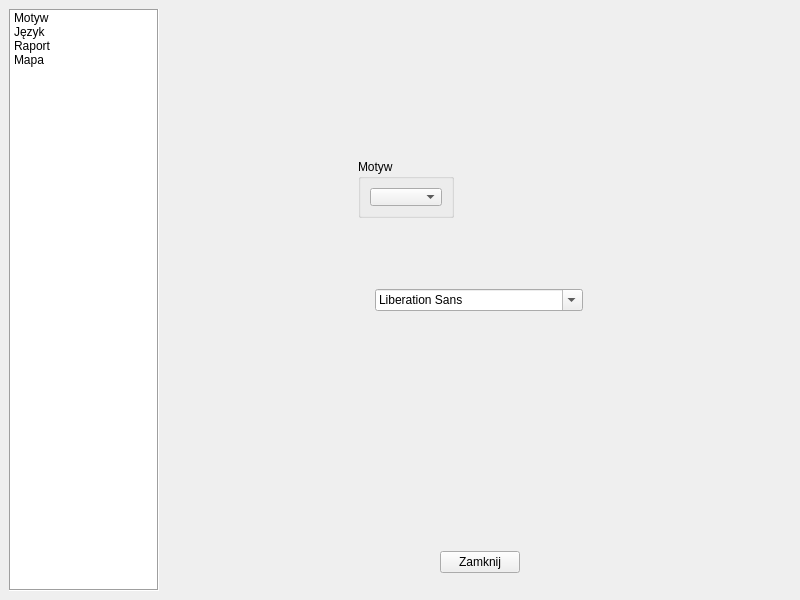
Qt form Ui/settings-window.ui (kuba172/Demog) before a commit.
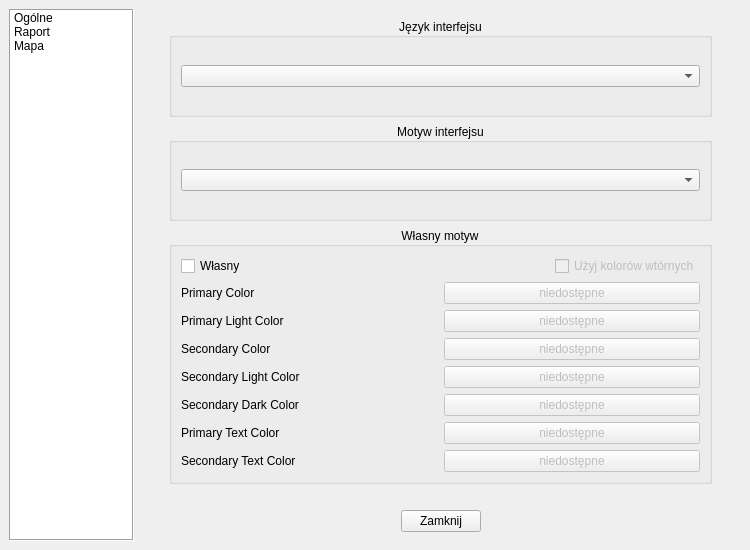
The same form after that commit.

Commit message: add settings window ui

Patch:
```diff
--- a/Ui/settings-window.ui
+++ b/Ui/settings-window.ui
@@ -9,14 +9,20 @@
    <rect>
     <x>0</x>
     <y>0</y>
-    <width>800</width>
-    <height>600</height>
+    <width>750</width>
+    <height>550</height>
    </rect>
   </property>
   <property name="minimumSize">
    <size>
-    <width>800</width>
-    <height>600</height>
+    <width>750</width>
+    <height>550</height>
+   </size>
+  </property>
+  <property name="maximumSize">
+   <size>
+    <width>750</width>
+    <height>550</height>
    </size>
   </property>
   <property name="windowTitle">
@@ -25,16 +31,10 @@
   <widget class="QWidget" name="centralwidget">
    <layout class="QHBoxLayout" name="horizontalLayout">
     <item>
-     <widget class="QListWidget" name="listWidget_Option_List">
-      <property name="minimumSize">
-       <size>
-        <width>0</width>
-        <height>0</height>
-       </size>
-      </property>
+     <widget class="QListWidget" name="listWidget_Category_List">
       <property name="maximumSize">
        <size>
-        <width>150</width>
+        <width>125</width>
         <height>16777215</height>
        </size>
       </property>
@@ -43,12 +43,7 @@
       </property>
       <item>
        <property name="text">
-        <string>Motyw</string>
-       </property>
-      </item>
-      <item>
-       <property name="text">
-        <string>Język</string>
+        <string>Ogólne</string>
        </property>
       </item>
       <item>
@@ -64,121 +59,338 @@
      </widget>
     </item>
     <item>
-     <widget class="QStackedWidget" name="stackedWidget_Option">
-      <property name="maximumSize">
-       <size>
-        <width>16777215</width>
-        <height>16777215</height>
-       </size>
-      </property>
+     <widget class="QStackedWidget" name="stackedWidget_Content">
       <property name="currentIndex">
        <number>0</number>
       </property>
-      <widget class="QWidget" name="Theme">
-       <widget class="QFontComboBox" name="fontComboBox">
-        <property name="geometry">
-         <rect>
-          <x>210</x>
-          <y>280</y>
-          <width>208</width>
-          <height>22</height>
-         </rect>
-        </property>
-       </widget>
-       <widget class="QWidget" name="">
-        <property name="geometry">
-         <rect>
-          <x>230</x>
-          <y>540</y>
-          <width>169</width>
-          <height>26</height>
-         </rect>
-        </property>
-        <layout class="QHBoxLayout" name="horizontalLayout_2">
-         <item>
-          <spacer name="horizontalSpacer">
-           <property name="orientation">
-            <enum>Qt::Horizontal</enum>
-           </property>
-           <property name="sizeHint" stdset="0">
-            <size>
-             <width>40</width>
-             <height>20</height>
-            </size>
-           </property>
-          </spacer>
-         </item>
-         <item>
-          <widget class="QPushButton" name="pushButton">
-           <property name="text">
-            <string>Zamknij</string>
-           </property>
-          </widget>
-         </item>
-         <item>
-          <spacer name="horizontalSpacer_2">
-           <property name="orientation">
-            <enum>Qt::Horizontal</enum>
-           </property>
-           <property name="sizeHint" stdset="0">
-            <size>
-             <width>40</width>
-             <height>20</height>
-            </size>
-           </property>
-          </spacer>
-         </item>
-        </layout>
-       </widget>
-       <widget class="QWidget" name="">
-        <property name="geometry">
-         <rect>
-          <x>150</x>
-          <y>150</y>
-          <width>182</width>
-          <height>59</height>
-         </rect>
-        </property>
-        <layout class="QHBoxLayout" name="horizontalLayout_3">
-         <item>
-          <spacer name="horizontalSpacer_3">
-           <property name="orientation">
-            <enum>Qt::Horizontal</enum>
-           </property>
-           <property name="sizeHint" stdset="0">
-            <size>
-             <width>40</width>
-             <height>20</height>
-            </size>
-           </property>
-          </spacer>
-         </item>
-         <item>
-          <widget class="QGroupBox" name="groupBox">
-           <property name="title">
-            <string>Motyw</string>
-           </property>
-           <layout class="QVBoxLayout" name="verticalLayout">
+      <widget class="QWidget" name="General">
+       <layout class="QVBoxLayout" name="verticalLayout_6">
+        <item>
+         <layout class="QHBoxLayout" name="horizontalLayout_11">
+          <item>
+           <spacer name="verticalSpacer">
+            <property name="orientation">
+             <enum>Qt::Vertical</enum>
+            </property>
+            <property name="sizeHint" stdset="0">
+             <size>
+              <width>20</width>
+              <height>40</height>
+             </size>
+            </property>
+           </spacer>
+          </item>
+          <item>
+           <layout class="QVBoxLayout" name="verticalLayout_5">
             <item>
-             <widget class="QComboBox" name="comboBox"/>
+             <layout class="QVBoxLayout" name="verticalLayout_4">
+              <item>
+               <widget class="QGroupBox" name="groupBox">
+                <property name="title">
+                 <string>Język interfejsu</string>
+                </property>
+                <property name="alignment">
+                 <set>Qt::AlignCenter</set>
+                </property>
+                <layout class="QVBoxLayout" name="verticalLayout">
+                 <item>
+                  <widget class="QComboBox" name="comboBox_Language"/>
+                 </item>
+                </layout>
+               </widget>
+              </item>
+              <item>
+               <widget class="QGroupBox" name="groupBox_2">
+                <property name="title">
+                 <string>Motyw interfejsu</string>
+                </property>
+                <property name="alignment">
+                 <set>Qt::AlignCenter</set>
+                </property>
+                <layout class="QVBoxLayout" name="verticalLayout_2">
+                 <item>
+                  <widget class="QComboBox" name="comboBox_Theme"/>
+                 </item>
+                </layout>
+               </widget>
+              </item>
+              <item>
+               <widget class="QGroupBox" name="groupBox_3">
+                <property name="title">
+                 <string>Własny motyw</string>
+                </property>
+                <property name="alignment">
+                 <set>Qt::AlignCenter</set>
+                </property>
+                <layout class="QVBoxLayout" name="verticalLayout_3">
+                 <item>
+                  <layout class="QHBoxLayout" name="horizontalLayout_10">
+                   <item>
+                    <widget class="QCheckBox" name="checkBox_Use_Custom_Theme">
+                     <property name="text">
+                      <string>Własny</string>
+                     </property>
+                    </widget>
+                   </item>
+                   <item>
+                    <spacer name="horizontalSpacer_3">
+                     <property name="orientation">
+                      <enum>Qt::Horizontal</enum>
+                     </property>
+                     <property name="sizeHint" stdset="0">
+                      <size>
+                       <width>40</width>
+                       <height>20</height>
+                      </size>
+                     </property>
+                    </spacer>
+                   </item>
+                   <item>
+                    <widget class="QCheckBox" name="checkBox_Use_Secondary_Colors">
+                     <property name="enabled">
+                      <bool>false</bool>
+                     </property>
+                     <property name="text">
+                      <string>Użyj kolorów wtórnych</string>
+                     </property>
+                    </widget>
+                   </item>
+                  </layout>
+                 </item>
+                 <item>
+                  <layout class="QHBoxLayout" name="horizontalLayout_3">
+                   <item>
+                    <widget class="QLabel" name="label">
+                     <property name="text">
+                      <string>Primary Color</string>
+                     </property>
+                    </widget>
+                   </item>
+                   <item>
+                    <widget class="QPushButton" name="pushButton_Primary_Color">
+                     <property name="enabled">
+                      <bool>false</bool>
+                     </property>
+                     <property name="text">
+                      <string>niedostępne</string>
+                     </property>
+                    </widget>
+                   </item>
+                  </layout>
+                 </item>
+                 <item>
+                  <layout class="QHBoxLayout" name="horizontalLayout_4">
+                   <item>
+                    <widget class="QLabel" name="label_2">
+                     <property name="text">
+                      <string>Primary Light Color</string>
+                     </property>
+                    </widget>
+                   </item>
+                   <item>
+                    <widget class="QPushButton" name="pushButton_Primary_Light_Color">
+                     <property name="enabled">
+                      <bool>false</bool>
+                     </property>
+                     <property name="text">
+                      <string>niedostępne</string>
+                     </property>
+                    </widget>
+                   </item>
+                  </layout>
+                 </item>
+                 <item>
+                  <layout class="QHBoxLayout" name="horizontalLayout_5">
+                   <item>
+                    <widget class="QLabel" name="label_3">
+                     <property name="text">
+                      <string>Secondary Color</string>
+                     </property>
+                    </widget>
+                   </item>
+                   <item>
+                    <widget class="QPushButton" name="pushButton_Secondary_Color">
+                     <property name="enabled">
+                      <bool>false</bool>
+                     </property>
+                     <property name="text">
+                      <string>niedostępne</string>
+                     </property>
+                    </widget>
+                   </item>
+                  </layout>
+                 </item>
+                 <item>
+                  <layout class="QHBoxLayout" name="horizontalLayout_6">
+                   <item>
+                    <widget class="QLabel" name="label_4">
+                     <property name="text">
+                      <string>Secondary Light Color</string>
+                     </property>
+                    </widget>
+                   </item>
+                   <item>
+                    <widget class="QPushButton" name="pushButton_Secondary_Light_Color">
+                     <property name="enabled">
+                      <bool>false</bool>
+                     </property>
+                     <property name="text">
+                      <string>niedostępne</string>
+                     </property>
+                    </widget>
+                   </item>
+                  </layout>
+                 </item>
+                 <item>
+                  <layout class="QHBoxLayout" name="horizontalLayout_7">
+                   <item>
+                    <widget class="QLabel" name="label_5">
+                     <property name="text">
+                      <string>Secondary Dark Color</string>
+                     </property>
+                    </widget>
+                   </item>
+                   <item>
+                    <widget class="QPushButton" name="pushButton_Secondary_Dark_Color">
+                     <property name="enabled">
+                      <bool>false</bool>
+                     </property>
+                     <property name="text">
+                      <string>niedostępne</string>
+                     </property>
+                    </widget>
+                   </item>
+                  </layout>
+                 </item>
+                 <item>
+                  <layout class="QHBoxLayout" name="horizontalLayout_8">
+                   <item>
+                    <widget class="QLabel" name="label_6">
+                     <property name="text">
+                      <string>Primary Text Color</string>
+                     </property>
+                    </widget>
+                   </item>
+                   <item>
+                    <widget class="QPushButton" name="pushButton_Primary_Text_Color">
+                     <property name="enabled">
+                      <bool>false</bool>
+                     </property>
+                     <property name="text">
+                      <string>niedostępne</string>
+                     </property>
+                    </widget>
+                   </item>
+                  </layout>
+                 </item>
+                 <item>
+                  <layout class="QHBoxLayout" name="horizontalLayout_9">
+                   <item>
+                    <widget class="QLabel" name="label_7">
+                     <property name="text">
+                      <string>Secondary Text Color</string>
+                     </property>
+                    </widget>
+                   </item>
+                   <item>
+                    <widget class="QPushButton" name="pushButton_Secondary_Text_Color">
+                     <property name="enabled">
+                      <bool>false</bool>
+                     </property>
+                     <property name="text">
+                      <string>niedostępne</string>
+                     </property>
+                    </widget>
+                   </item>
+                  </layout>
+                 </item>
+                </layout>
+               </widget>
+              </item>
+             </layout>
+            </item>
+            <item>
+             <spacer name="horizontalSpacer_4">
+              <property name="orientation">
+               <enum>Qt::Horizontal</enum>
+              </property>
+              <property name="sizeHint" stdset="0">
+               <size>
+                <width>40</width>
+                <height>20</height>
+               </size>
+              </property>
+             </spacer>
             </item>
            </layout>
-          </widget>
-         </item>
-         <item>
-          <spacer name="horizontalSpacer_4">
-           <property name="orientation">
-            <enum>Qt::Horizontal</enum>
-           </property>
-           <property name="sizeHint" stdset="0">
-            <size>
-             <width>40</width>
-             <height>20</height>
-            </size>
-           </property>
-          </spacer>
-         </item>
-        </layout>
+          </item>
+          <item>
+           <spacer name="verticalSpacer_2">
+            <property name="orientation">
+             <enum>Qt::Vertical</enum>
+            </property>
+            <property name="sizeHint" stdset="0">
+             <size>
+              <width>20</width>
+              <height>40</height>
+             </size>
+            </property>
+           </spacer>
+          </item>
+         </layout>
+        </item>
+        <item>
+         <layout class="QHBoxLayout" name="horizontalLayout_2">
+          <item>
+           <spacer name="horizontalSpacer">
+            <property name="orientation">
+             <enum>Qt::Horizontal</enum>
+            </property>
+            <property name="sizeHint" stdset="0">
+             <size>
+              <width>40</width>
+              <height>20</height>
+             </size>
+            </property>
+           </spacer>
+          </item>
+          <item>
+           <widget class="QPushButton" name="pushButton_Close_General">
+            <property name="text">
+             <string>Zamknij</string>
+            </property>
+           </widget>
+          </item>
+          <item>
+           <spacer name="horizontalSpacer_2">
+            <property name="orientation">
+             <enum>Qt::Horizontal</enum>
+            </property>
+            <property name="sizeHint" stdset="0">
+             <size>
+              <width>40</width>
+              <height>20</height>
+             </size>
+            </property>
+           </spacer>
+          </item>
+         </layout>
+        </item>
+       </layout>
+      </widget>
+      <widget class="QWidget" name="Report">
+       <widget class="QLabel" name="label_8">
+        <property name="geometry">
+         <rect>
+          <x>260</x>
+          <y>60</y>
+          <width>49</width>
+          <height>16</height>
+         </rect>
+        </property>
+        <property name="text">
+         <string>RAPORT</string>
+        </property>
        </widget>
       </widget>
       <widget class="QWidget" name="page_2"/>
```
Left out of the diff: 190 changed lines with no effect on the pictures. The commit also changes 3 other files.
